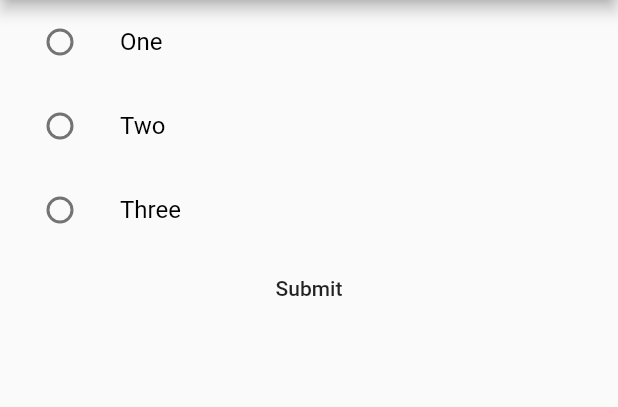
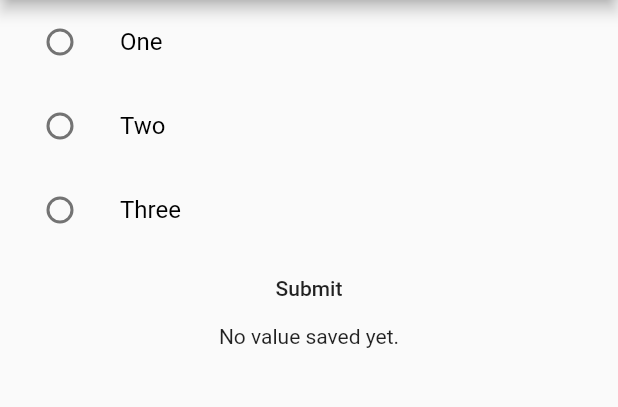
Before and after one commit to Cali0707/radio_button_form_field, a Flutter app: the screen it shows after launch, on a phone screen of 412 x 824 dp, the part 84-491 px from its top. Run offline on Flutter 3.47's test engine with Material 2 defaults, Android fonts, the phone set to English and light mode, and no system bars.

Commit message:
Updated main.dart

```diff
--- a/example/lib/main.dart
+++ b/example/lib/main.dart
@@ -25,9 +25,9 @@ GlobalKey myFormKey = new GlobalKey();
 
 class _ExampleFormState extends State<ExampleForm> {
   int myNumber;
+  String myValue = 'No value saved yet.';
   @override
   Widget build(BuildContext context) {
-    Size size = MediaQuery.of(context).size;
     return Scaffold(
       appBar: AppBar(
         title: Text('Radio Button Form Field Example'),
@@ -46,6 +46,7 @@ class _ExampleFormState extends State<ExampleForm> {
                 onSaved: (value) {
                   setState(() {
                     myNumber = value;
+                    myValue = value.toString();
                   });
                 },
               ),
@@ -55,6 +56,9 @@ class _ExampleFormState extends State<ExampleForm> {
                 },
                 child: Text('Submit'),
               ),
+              Text(
+                myValue
+              )
             ],
           ),
         ),
--- a/lib/radio_button_form_field.dart
+++ b/lib/radio_button_form_field.dart
@@ -3,6 +3,17 @@ library radio_button_form_field;
 import 'package:flutter/material.dart';
 import 'package:flutter/rendering.dart';
 
+/// A [ListView] of [ListTile]s with [Radio] as the leading widget which extends a [FormField].
+///
+/// The use of a [Form] ancestor is not required, however it makes it easier to
+/// save, reset, and validate multiple fields at the same time. In order to use
+/// this without a [Form] ancestor, pass a [GlobalKey] to the constructor and use
+/// [GlobalKey.currentState] the same way as you would with a [Form].
+///
+/// This widget will accept most styling options for both [ListTile] and [Radio],
+/// making its appearance very customizable.
+///
+/// This widget must have a [Material] ancestor, such as a [MaterialApp] or [Form].
 class RadioButtonFormField extends FormField {
   /// Creates a [RadioButtonFormField] which extends a [FormField].
   ///
@@ -24,9 +35,9 @@ class RadioButtonFormField extends FormField {
       this.visualDensity,
       this.focusNode,
       this.autoFocus = false,
+        this.shape,
       FormFieldSetter onSaved,
       FormFieldValidator validator,
-      this.inputDecoration = const InputDecoration(),
       bool autoValidate = false,
       this.titleStyle})
       : assert(autoValidate != null),
@@ -66,20 +77,57 @@ class RadioButtonFormField extends FormField {
                 },
               );
             });
+  /// This is the data used to construct the [RadioButtonFormField].
+  ///
+  /// Each [Map] in the [List] must contain a value and for the [Radio] and a display for the title of the [ListTile].
+  final List<Map> data;
+
+  /// This is the key which corresponds to the value of the [Radio] widget.
+  ///
+  /// For example, if the Map contains "value": 1, then this would be "value"
   final String value;
+
+  /// This is the key which corresponds to the title of the [ListTile] widget.
+  ///
+  /// For example, if the Map contains "display": "One", then this would be "display"
   final String display;
+
+  /// The cursor for a mouse pointer when it enters or is hovering over a [Radio] widget.
   final MouseCursor mouseCursor;
+
+  /// Set to true if the radio buttons are allowed to be returned to an indeterminate state by selecting it again when selected.
   final bool toggleable;
+
+  /// The color to use when a radio button is selected.
   final Color activeColor;
+
+  /// The color for the radio's [Material] when it has the input focus.
   final Color focusColor;
+
+  /// The color for the radio's [Material] when a pointer is hovering over it.
   final Color hoverColor;
+
+  /// Defines the background color of the [ListTile]s when selected is false.
   final Color tileColor;
+
+  /// Defines the background color of the [ListTile]s when selected is true.
   final Color selectedTileColor;
+
+  /// Configures the minimum size of the tap target.
   final MaterialTapTargetSize materialTapTargetSize;
+
+  /// Defines how compact the radio's layout will be.
   final VisualDensity visualDensity;
+
+  /// An optional focus node to use as the focus node for this widget.
   final FocusNode focusNode;
+
+  /// True if this widget will be selected as the initial focus when no other node in its scope is currently focused.
   final bool autoFocus;
-  final InputDecoration inputDecoration;
-  final List<Map> data;
+
+  /// The [TextStyle] of the title of each [ListTile].
   final TextStyle titleStyle;
+
+  /// The shape of the tile's [InkWell]
+  final ShapeBorder shape;
 }
```
Also changed, not shown: pubspec.lock.
